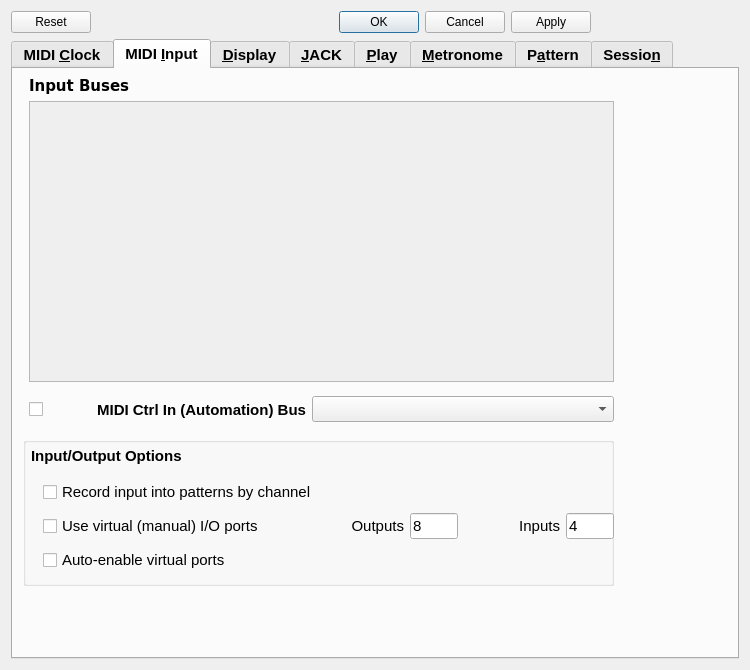
First picture: the form in seq_qt5/forms/qseditoptions.ui, repository ahlstromcj/seq66, before the edit.
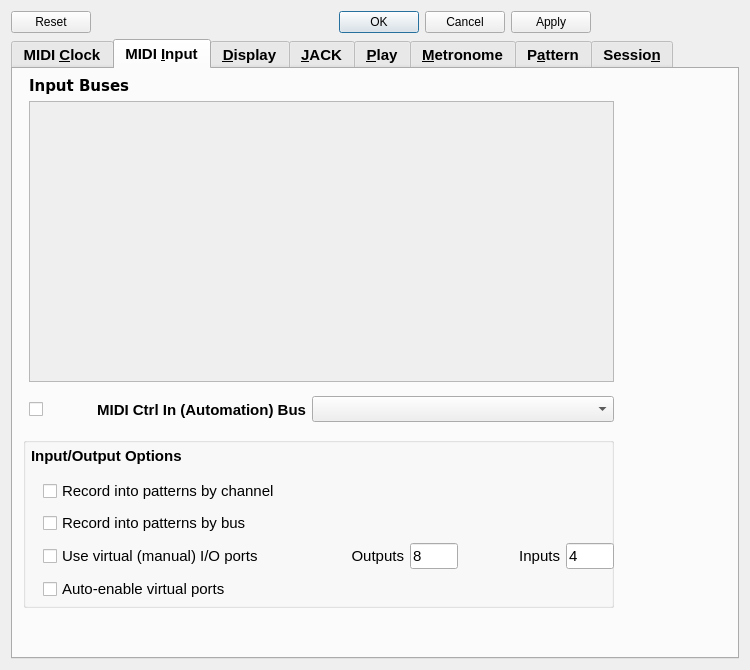
Second picture: the form after the edit. The open tabs and pages were chosen to show the change.

Commit message: Added setting for record-by-buss.

```diff
--- a/seq_qt5/forms/qseditoptions.ui
+++ b/seq_qt5/forms/qseditoptions.ui
@@ -38,7 +38,6 @@
      <property name="font">
       <font>
        <pointsize>11</pointsize>
-       <weight>75</weight>
        <bold>true</bold>
       </font>
      </property>
@@ -528,13 +527,12 @@
          <x>10</x>
          <y>368</y>
          <width>591</width>
-         <height>149</height>
+         <height>171</height>
         </rect>
        </property>
        <property name="font">
         <font>
          <pointsize>11</pointsize>
-         <weight>50</weight>
          <bold>false</bold>
         </font>
        </property>
@@ -573,34 +571,29 @@
           <x>20</x>
           <y>40</y>
           <width>571</width>
-          <height>100</height>
+          <height>129</height>
          </rect>
         </property>
         <layout class="QGridLayout" name="gridLayout_9">
-         <item row="1" column="0">
+         <item row="2" column="0">
           <widget class="QCheckBox" name="checkBoxVirtualPorts">
            <property name="text">
             <string>Use virtual (manual) I/O ports</string>
            </property>
           </widget>
          </item>
-         <item row="1" column="1">
-          <widget class="QLabel" name="label_outputs">
-           <property name="maximumSize">
-            <size>
-             <width>96</width>
-             <height>16777215</height>
-            </size>
+         <item row="0" column="0" colspan="3">
+          <widget class="QCheckBox" name="checkBoxRecordByChannel">
+           <property name="toolTip">
+            <string>If checked, incoming data routes to the pattern
+slot by channel number (0 to 15).</string>
            </property>
            <property name="text">
-            <string>Outputs</string>
-           </property>
-           <property name="alignment">
-            <set>Qt::AlignRight|Qt::AlignTrailing|Qt::AlignVCenter</set>
+            <string>Record into patterns by channel</string>
            </property>
           </widget>
          </item>
-         <item row="1" column="2">
+         <item row="2" column="2">
           <widget class="QLineEdit" name="lineEditOutputCount">
            <property name="maximumSize">
             <size>
@@ -622,8 +615,8 @@
            </property>
           </widget>
          </item>
-         <item row="1" column="3">
-          <widget class="QLabel" name="label_inputs">
+         <item row="2" column="1">
+          <widget class="QLabel" name="label_outputs">
            <property name="maximumSize">
             <size>
              <width>96</width>
@@ -631,14 +624,14 @@
             </size>
            </property>
            <property name="text">
-            <string>Inputs</string>
+            <string>Outputs</string>
            </property>
            <property name="alignment">
             <set>Qt::AlignRight|Qt::AlignTrailing|Qt::AlignVCenter</set>
            </property>
           </widget>
          </item>
-         <item row="1" column="4">
+         <item row="2" column="4">
           <widget class="QLineEdit" name="lineEditInputCount">
            <property name="maximumSize">
             <size>
@@ -654,21 +647,37 @@
            </property>
           </widget>
          </item>
-         <item row="2" column="0" colspan="2">
+         <item row="3" column="0" colspan="2">
           <widget class="QCheckBox" name="checkBoxAutoEnableVirtual">
            <property name="text">
             <string>Auto-enable virtual ports</string>
            </property>
           </widget>
          </item>
-         <item row="0" column="0" colspan="3">
-          <widget class="QCheckBox" name="checkBoxRecordByChannel">
+         <item row="2" column="3">
+          <widget class="QLabel" name="label_inputs">
+           <property name="maximumSize">
+            <size>
+             <width>96</width>
+             <height>16777215</height>
+            </size>
+           </property>
+           <property name="text">
+            <string>Inputs</string>
+           </property>
+           <property name="alignment">
+            <set>Qt::AlignRight|Qt::AlignTrailing|Qt::AlignVCenter</set>
+           </property>
+          </widget>
+         </item>
+         <item row="1" column="0" colspan="3">
+          <widget class="QCheckBox" name="checkBoxRecordByBuss">
            <property name="toolTip">
             <string>If checked, incoming data routes to the pattern
 slot by channel number (0 to 15).</string>
            </property>
            <property name="text">
-            <string>Record input into patterns by channel</string>
+            <string>Record into patterns by bus</string>
            </property>
           </widget>
          </item>
```
Left out of the diff: 74 changed lines with no effect on the pictures. The commit also changes 15 other files.
